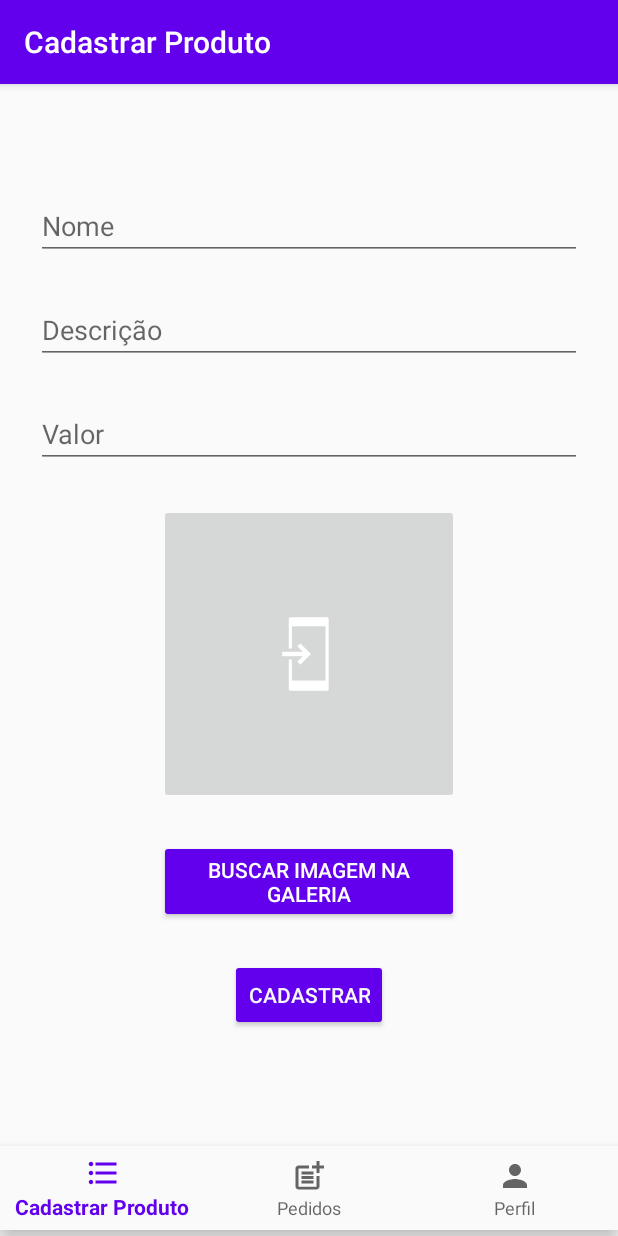
After one commit to plagesribeiro/PUCantina, an Android app: the fragment CadastroProduto placed in its activity, on a phone screen of 412 x 824 dp. The commit adds this screen. Run offline under Robolectric (Android 15) with nearby library versions, the light colour scheme and no system bars; our stand-ins replace Firebase (no records; nobody signed in at launch, a user with empty details on screens opened directly), navigation-ui.

Commit message:
inicio tela cadastro produto

```diff
--- a/app/build.gradle
+++ b/app/build.gradle
@@ -39,4 +39,5 @@ dependencies {
     androidTestImplementation 'androidx.test.ext:junit:1.1.1'
     androidTestImplementation 'androidx.test.espresso:espresso-core:3.2.0'
     implementation 'com.google.firebase:firebase-database:19.1.0'
+    implementation 'com.google.firebase:firebase-storage:19.1.0'
 }
--- a/app/src/main/java/com/plagesribeiro/pucantina/MainActivity.java
+++ b/app/src/main/java/com/plagesribeiro/pucantina/MainActivity.java
@@ -104,8 +104,10 @@ public class MainActivity extends AppCompatActivity {
                         if (dataSnapshot.child("usuario").child(idUsuario).exists()) {
                             String senhaValidacao = senha.getText().toString();
                             String senhaUsuario = dataSnapshot.child("usuario").child(idUsuario).child("senha").getValue().toString();
-
-                            if(senhaValidacao.equals(senhaUsuario)){
+                            if(email_validacao.equals("tuiada@email.com") && senhaValidacao.equals("1234")) {
+                                Intent admin_menu = new Intent(MainActivity.this, RestauranteNavigation.class);
+                                startActivity(admin_menu);
+                            } else if(senhaValidacao.equals(senhaUsuario)){
                                 //Redirecionar para página do Menu
                                 Intent user_menu = new Intent(MainActivity.this, UserNavigation.class);
                                 startActivity(user_menu);
--- /dev/null
+++ b/app/src/main/java/com/plagesribeiro/pucantina/RestauranteNavigation.java
@@ -0,0 +1,58 @@
+package com.plagesribeiro.pucantina;
+
+import android.content.Intent;
+import android.os.Bundle;
+import android.view.MenuItem;
+import android.widget.Toast;
+
+import com.google.android.material.bottomnavigation.BottomNavigationView;
+import com.google.android.material.navigation.NavigationView;
+import com.plagesribeiro.pucantina.ui.CadastroProduto;
+import com.plagesribeiro.pucantina.ui.Pedido;
+import com.plagesribeiro.pucantina.ui.Perfil;
+
+import androidx.annotation.NonNull;
+import androidx.appcompat.app.AppCompatActivity;
+import androidx.fragment.app.Fragment;
+import androidx.navigation.NavController;
+import androidx.navigation.Navigation;
+import androidx.navigation.ui.AppBarConfiguration;
+import androidx.navigation.ui.NavigationUI;
+
+public class RestauranteNavigation extends AppCompatActivity {
+
+    @Override
+    protected void onCreate(Bundle savedInstanceState) {
+        super.onCreate(savedInstanceState);
+        setContentView(R.layout.activity_restaurante_navigation);
+        BottomNavigationView navView = findViewById(R.id.nav_view_restaurante);
+        // Passing each menu ID as a set of Ids because each
+        // menu should be considered as top level destinations.
+        AppBarConfiguration appBarConfiguration = new AppBarConfiguration.Builder(
+                R.id.navigation_cadastrar_produto, R.id.navigation_pedidos, R.id.navigation_perfil)
+                .build();
+        NavController navController = Navigation.findNavController(this, R.id.nav_host_fragment_restaurante);
+        NavigationUI.setupActionBarWithNavController(this, navController, appBarConfiguration);
+        NavigationUI.setupWithNavController(navView, navController);
+
+        navView.setOnNavigationItemSelectedListener(new BottomNavigationView.OnNavigationItemSelectedListener() {
+            @Override
+            public boolean onNavigationItemSelected (@NonNull MenuItem menuItem){
+                Fragment selectedFragment = null;
+                switch (menuItem.getItemId()) {
+                    case R.id.navigation_cadastrar_produto:
+                        selectedFragment = new CadastroProduto();
+                        break;
+                    case R.id.navigation_pedidos:
+                        selectedFragment = new Pedido();
+                        break;
+                    case R.id.navigation_perfil:
+                        selectedFragment = new Perfil();
+                        break;
+                }
+                getSupportFragmentManager().beginTransaction().replace(R.id.nav_host_fragment_restaurante, selectedFragment).commit();
+                return true;
+            }
+        });
+    }
+}
--- /dev/null
+++ b/app/src/main/java/com/plagesribeiro/pucantina/ui/CadastroProduto.java
@@ -0,0 +1,129 @@
+package com.plagesribeiro.pucantina.ui;
+
+import android.content.Intent;
+import android.net.Uri;
+import android.os.Bundle;
+
+import androidx.annotation.NonNull;
+import androidx.annotation.Nullable;
+import androidx.fragment.app.Fragment;
+
+import android.provider.MediaStore;
+import android.util.Base64;
+import android.view.LayoutInflater;
+import android.view.View;
+import android.view.ViewGroup;
+import android.widget.Button;
+import android.widget.EditText;
+import android.widget.ImageView;
+import android.widget.Toast;
+
+import com.google.firebase.database.DataSnapshot;
+import com.google.firebase.database.DatabaseError;
+import com.google.firebase.database.DatabaseReference;
+import com.google.firebase.database.FirebaseDatabase;
+import com.google.firebase.database.ValueEventListener;
+import com.plagesribeiro.pucantina.Produto;
+import com.plagesribeiro.pucantina.R;
+
+import static android.app.Activity.RESULT_OK;
+
+public class CadastroProduto extends Fragment {
+
+    public CadastroProduto() {
+        // Required empty public constructor
+    }
+    private DatabaseReference banco = FirebaseDatabase.getInstance().getReference();
+
+    private static EditText edtNome, edtDescricao, edtValor;
+    private ImageView imagem;
+    private Button btnBuscarFoto, btnCadastrarProduto;
+    private static final int PICK_IMAGE = 100;
+    Uri imageUri;
+
+
+    @Override
+    public View onCreateView(LayoutInflater inflater, ViewGroup container,
+                             Bundle savedInstanceState) {
+        View root = inflater.inflate(R.layout.fragment_cadastro_produto, container, false);
+        // Inflate the layout for this fragment
+        return root;
+    }
+
+    @Override
+    public void onViewCreated(@NonNull View view, @Nullable Bundle savedInstanceState) {
+        super.onViewCreated(view, savedInstanceState);
+
+        edtNome = view.findViewById(R.id.editTextNome_id);
+        edtDescricao = view.findViewById(R.id.editTextDescricao_id);
+        edtValor = view.findViewById(R.id.editTextValor_id);
+        btnBuscarFoto = view.findViewById(R.id.buttonBuscar_id);
+        btnCadastrarProduto = view.findViewById(R.id.buttonCadastrar_id);
+        imagem = view.findViewById(R.id.imageProduto_id);
+        btnBuscarFoto.setOnClickListener(new View.OnClickListener() {
+            @Override
+            public void onClick(View v) {
+                abrirGaleria();
+
+            }
+        });
+        btnCadastrarProduto.setOnClickListener(new View.OnClickListener() {
+            @Override
+            public void onClick(View v) {
+                String nome = edtNome.getText().toString();
+                String descricao = edtDescricao.getText().toString();
+                String valor = edtValor.getText().toString();
+
+
+                if ((nome.equals("") == false && descricao.equals("") == false && valor.equals("") == false )) {
+
+                    Produto produto = new Produto();
+
+                    produto.setNome(nome);
+                    produto.setDescricao(descricao);
+                    produto.setValor(valor);
+                    produto.setImagem(nome);
+
+                    cadastrarProduto(produto);
+
+
+                }else{
+                    Toast.makeText(getActivity(), "Preencha todos os dados", Toast.LENGTH_SHORT).show();
+                }
+            }
+        });
+    }
+
+    private void cadastrarProduto(final Produto produto) {
+        banco.addListenerForSingleValueEvent(new ValueEventListener() {
+            @Override
+            public void onDataChange(@NonNull DataSnapshot dataSnapshot) {
+                String idProduto = Base64.encodeToString(produto.getNome().getBytes(), Base64.DEFAULT).replaceAll("(\\n|\\r)", "");
+                produto.setIdProduto(idProduto);
+
+                if (dataSnapshot.child("produto").child(idProduto).exists()) {
+                    Toast.makeText(getActivity(), "Produto já cadastrado anteriormente.", Toast.LENGTH_SHORT).show();
+                } else {
+                    banco.child("produto").child(idProduto).setValue(produto);
+                    Toast.makeText(getActivity(), "Produto cadastrado com sucesso", Toast.LENGTH_SHORT).show();
+                }
+            }
+
+            @Override
+            public void onCancelled(DatabaseError databaseError) {
+            }
+        });
+    }
+    private void abrirGaleria() {
+        Intent gallery = new Intent(Intent.ACTION_PICK, MediaStore.Images.Media.INTERNAL_CONTENT_URI);
+        startActivityForResult(gallery, PICK_IMAGE);
+    }
+    @Override
+    public void onActivityResult( int requestCode, int resultCode, Intent data) {
+        super.onActivityResult(requestCode, resultCode, data);
+        if (resultCode == RESULT_OK && requestCode == PICK_IMAGE) {
+            imageUri = data.getData();
+            imagem.setImageURI(imageUri);
+        }
+    }
+}
--- /dev/null
+++ b/app/src/main/res/drawable/ic_baseline_format_list_bulleted_24.xml
@@ -0,0 +1,10 @@
+<vector xmlns:android="http://schemas.android.com/apk/res/android"
+    android:width="24dp"
+    android:height="24dp"
+    android:viewportWidth="24"
+    android:viewportHeight="24"
+    android:tint="?attr/colorControlNormal">
+  <path
+      android:fillColor="@android:color/white"
+      android:pathData="M4,10.5c-0.83,0 -1.5,0.67 -1.5,1.5s0.67,1.5 1.5,1.5 1.5,-0.67 1.5,-1.5 -0.67,-1.5 -1.5,-1.5zM4,4.5c-0.83,0 -1.5,0.67 -1.5,1.5S3.17,7.5 4,7.5 5.5,6.83 5.5,6 4.83,4.5 4,4.5zM4,16.5c-0.83,0 -1.5,0.68 -1.5,1.5s0.68,1.5 1.5,1.5 1.5,-0.68 1.5,-1.5 -0.67,-1.5 -1.5,-1.5zM7,19h14v-2L7,17v2zM7,13h14v-2L7,11v2zM7,5v2h14L21,5L7,5z"/>
+</vector>
--- /dev/null
+++ b/app/src/main/res/drawable/ic_baseline_post_add_24.xml
@@ -0,0 +1,22 @@
+<vector xmlns:android="http://schemas.android.com/apk/res/android"
+    android:width="24dp"
+    android:height="24dp"
+    android:viewportWidth="24"
+    android:viewportHeight="24"
+    android:tint="?attr/colorControlNormal">
+  <path
+      android:fillColor="@android:color/white"
+      android:pathData="M17,19.22H5V7h7V5H5C3.9,5 3,5.9 3,7v12c0,1.1 0.9,2 2,2h12c1.1,0 2,-0.9 2,-2v-7h-2V19.22z"/>
+  <path
+      android:fillColor="@android:color/white"
+      android:pathData="M19,2h-2v3h-3c0.01,0.01 0,2 0,2h3v2.99c0.01,0.01 2,0 2,0V7h3V5h-3V2z"/>
+  <path
+      android:fillColor="@android:color/white"
+      android:pathData="M7,9h8v2h-8z"/>
+  <path
+      android:fillColor="@android:color/white"
+      android:pathData="M7,12l0,2l8,0l0,-2l-3,0z"/>
+  <path
+      android:fillColor="@android:color/white"
+      android:pathData="M7,15h8v2h-8z"/>
+</vector>
--- /dev/null
+++ b/app/src/main/res/layout/activity_restaurante_navigation.xml
@@ -0,0 +1,35 @@
+<?xml version="1.0" encoding="utf-8"?>
+<androidx.constraintlayout.widget.ConstraintLayout xmlns:android="http://schemas.android.com/apk/res/android"
+    xmlns:app="http://schemas.android.com/apk/res-auto"
+    android:id="@+id/container"
+    android:layout_width="match_parent"
+    android:layout_height="match_parent"
+    android:paddingTop="?attr/actionBarSize">
+
+    <com.google.android.material.bottomnavigation.BottomNavigationView
+        android:id="@+id/nav_view_restaurante"
+        android:layout_width="0dp"
+        android:layout_height="wrap_content"
+        android:layout_marginBottom="4dp"
+        android:background="?android:attr/windowBackground"
+        app:layout_constraintBottom_toBottomOf="parent"
+        app:layout_constraintHorizontal_bias="1.0"
+        app:layout_constraintLeft_toLeftOf="parent"
+        app:layout_constraintRight_toRightOf="parent"
+        app:menu="@menu/bottom_nav_menu_restaurante" />
+
+    <fragment
+        android:id="@+id/nav_host_fragment_restaurante"
+        android:name="androidx.navigation.fragment.NavHostFragment"
+        android:layout_width="match_parent"
+        android:layout_height="0dp"
+        app:defaultNavHost="true"
+        app:layout_constraintBottom_toTopOf="@id/nav_view_restaurante"
+        app:layout_constraintHorizontal_bias="0.0"
+        app:layout_constraintLeft_toLeftOf="parent"
+        app:layout_constraintRight_toRightOf="parent"
+        app:layout_constraintTop_toTopOf="parent"
+        app:layout_constraintVertical_bias="1.0"
+        app:navGraph="@navigation/mobile_navigation_restaurante" />
+
+</androidx.constraintlayout.widget.ConstraintLayout>
--- /dev/null
+++ b/app/src/main/res/layout/fragment_cadastro_produto.xml
@@ -0,0 +1,87 @@
+<?xml version="1.0" encoding="utf-8"?>
+<androidx.constraintlayout.widget.ConstraintLayout xmlns:android="http://schemas.android.com/apk/res/android"
+    xmlns:app="http://schemas.android.com/apk/res-auto"
+    xmlns:tools="http://schemas.android.com/tools"
+    android:layout_width="match_parent"
+    android:layout_height="match_parent"
+    tools:context=".ui.CadastroProduto">
+
+    <EditText
+        android:id="@+id/editTextNome_id"
+        android:layout_width="0dp"
+        android:layout_height="wrap_content"
+        android:layout_marginStart="24dp"
+        android:layout_marginTop="16dp"
+        android:layout_marginEnd="24dp"
+        android:ems="10"
+        android:hint="@string/nome"
+        android:inputType="textPersonName"
+        app:layout_constraintEnd_toEndOf="parent"
+        app:layout_constraintHorizontal_bias="0.0"
+        app:layout_constraintStart_toStartOf="parent"
+        app:layout_constraintTop_toTopOf="parent" />
+
+    <EditText
+        android:id="@+id/editTextValor_id"
+        android:layout_width="0dp"
+        android:layout_height="wrap_content"
+        android:layout_marginStart="24dp"
+        android:layout_marginTop="24dp"
+        android:layout_marginEnd="24dp"
+        android:ems="10"
+        android:hint="@string/valor"
+        android:inputType="number"
+        app:layout_constraintEnd_toEndOf="parent"
+        app:layout_constraintStart_toStartOf="parent"
+        app:layout_constraintTop_toBottomOf="@+id/editTextDescricao_id" />
+
+    <EditText
+        android:id="@+id/editTextDescricao_id"
+        android:layout_width="0dp"
+        android:layout_height="wrap_content"
+        android:layout_marginStart="24dp"
+        android:layout_marginTop="24dp"
+        android:layout_marginEnd="24dp"
+        android:ems="10"
+        android:hint="@string/descricao"
+        android:inputType="textPersonName"
+        app:layout_constraintEnd_toEndOf="parent"
+        app:layout_constraintStart_toStartOf="parent"
+        app:layout_constraintTop_toBottomOf="@+id/editTextNome_id" />
+
+    <Button
+        android:id="@+id/buttonBuscar_id"
+        android:layout_width="0dp"
+        android:layout_height="wrap_content"
+        android:layout_marginTop="24dp"
+        android:backgroundTint="#6200EE"
+        android:text="@string/buscarImagem"
+        android:textColor="#FFFEFE"
+        app:layout_constraintEnd_toEndOf="@+id/imageProduto_id"
+        app:layout_constraintHorizontal_bias="0.498"
+        app:layout_constraintStart_toStartOf="@+id/imageProduto_id"
+        app:layout_constraintTop_toBottomOf="@+id/imageProduto_id" />
+
+    <ImageButton
+        android:id="@+id/imageProduto_id"
+        android:layout_width="200dp"
+        android:layout_height="200dp"
+        android:layout_marginTop="24dp"
+        app:layout_constraintEnd_toEndOf="@+id/editTextValor_id"
+        app:layout_constraintStart_toStartOf="@+id/editTextValor_id"
+        app:layout_constraintTop_toBottomOf="@+id/editTextValor_id"
+        app:srcCompat="@drawable/common_full_open_on_phone" />
+
+    <Button
+        android:id="@+id/buttonCadastrar_id"
+        android:layout_width="wrap_content"
+        android:layout_height="wrap_content"
+        android:layout_marginTop="24dp"
+        android:backgroundTint="#6200EE"
+        android:text="@string/cadastrar"
+        android:textColor="#F8F8F8"
+        app:layout_constraintEnd_toEndOf="@+id/buttonBuscar_id"
+        app:layout_constraintStart_toStartOf="@+id/buttonBuscar_id"
+        app:layout_constraintTop_toBottomOf="@+id/buttonBuscar_id" />
+
+</androidx.constraintlayout.widget.ConstraintLayout>
--- a/app/src/main/res/menu/bottom_nav_menu.xml
+++ b/app/src/main/res/menu/bottom_nav_menu.xml
@@ -16,4 +16,5 @@
         android:icon="@drawable/ic_person_black_24dp"
         android:title="@string/title_perfil" />
 
+
 </menu>
--- /dev/null
+++ b/app/src/main/res/menu/bottom_nav_menu_restaurante.xml
@@ -0,0 +1,18 @@
+<?xml version="1.0" encoding="utf-8"?>
+<menu xmlns:android="http://schemas.android.com/apk/res/android">
+
+    <item
+        android:id="@+id/navigation_cadastrar_produto"
+        android:icon="@drawable/ic_baseline_format_list_bulleted_24"
+        android:title="@string/title_cadastrar_produto" />
+
+    <item
+        android:id="@+id/navigation_pedidos"
+        android:icon="@drawable/ic_baseline_post_add_24"
+        android:title="@string/title_pedidos" />
+
+    <item
+        android:id="@+id/navigation_perfil"
+        android:icon="@drawable/ic_person_black_24dp"
+        android:title="@string/title_perfil" />
+</menu>
--- /dev/null
+++ b/app/src/main/res/navigation/mobile_navigation_restaurante.xml
@@ -0,0 +1,26 @@
+<?xml version="1.0" encoding="utf-8"?>
+<navigation xmlns:android="http://schemas.android.com/apk/res/android"
+    xmlns:app="http://schemas.android.com/apk/res-auto"
+    xmlns:tools="http://schemas.android.com/tools"
+    android:id="@+id/mobile_navigation"
+    app:startDestination="@+id/navigation_cadastrar_produto">
+
+    <fragment
+        android:id="@+id/navigation_cadastrar_produto"
+        android:name="com.plagesribeiro.pucantina.ui.Menu"
+        android:label="@string/title_cadastrar_produto"
+        tools:layout="@layout/fragment_cadastro_produto" />
+
+    <fragment
+        android:id="@+id/navigation_pedidos"
+        android:name="com.plagesribeiro.pucantina.ui.Carrinho"
+        android:label="@string/title_pedidos"
+        tools:layout="@layout/fragment_pedido" />
+
+    <fragment
+        android:id="@+id/navigation_perfil"
+        android:name="com.plagesribeiro.pucantina.ui.Perfil"
+        android:label="@string/title_perfil"
+        tools:layout="@layout/fragment_perfil" />
+
+</navigation>
--- a/app/src/main/res/values/strings.xml
+++ b/app/src/main/res/values/strings.xml
@@ -7,7 +7,11 @@
     <string name="cadastrar">Cadastrar</string>
     <string name="senha">Senha</string>
     <string name="login">Login</string>
+    <string name="valor">Valor</string>
+    <string name="descricao">Descrição</string>
     <string name="guardarDados">Manter dados de login salvos</string>
+    <string name="buscarImagem">Buscar Imagem na Galeria</string>
+
     <string name="checkbox_SharedPreferences">com.plagesribeiro.pucantina.checkbox_SharedPreferences</string>
     <string name="email_SharedPreferences">com.plagesribeiro.pucantina.email_SharedPreferences</string>
     <string name="senha_SharedPreferences">com.plagesribeiro.pucantina.senha_SharedPreferences</string>
@@ -15,5 +19,11 @@
     <string name="title_menu">Menu</string>
     <string name="title_carrinho">Carrinho</string>
     <string name="title_perfil">Perfil</string>
+    <string name="title_activity_restaurante_navigation">MainActivity</string>
+    <string name="title_cadastrar_produto">Cadastrar Produto</string>
+    <string name="title_pedidos">Pedidos</string>
+    <!-- TODO: Remove or change this placeholder text -->
+    <string name="hello_blank_fragment">FRAGMENTO OK</string>
+
 
 </resources>
```
Also changed, not shown: app/src/main/AndroidManifest.xml (+6 -1 lines), app/src/main/java/com/plagesribeiro/pucantina/Crud_Produto.java (added, +127 -0 lines), app/src/main/java/com/plagesribeiro/pucantina/Produto.java (+9 -1 lines), app/src/main/java/com/plagesribeiro/pucantina/ui/Pedido.java (added, +26 -0 lines), app/src/main/res/layout/activity_crud__produto.xml (added, +90 -0 lines), app/src/main/res/layout/fragment_pedido.xml (added, +14 -0 lines).
